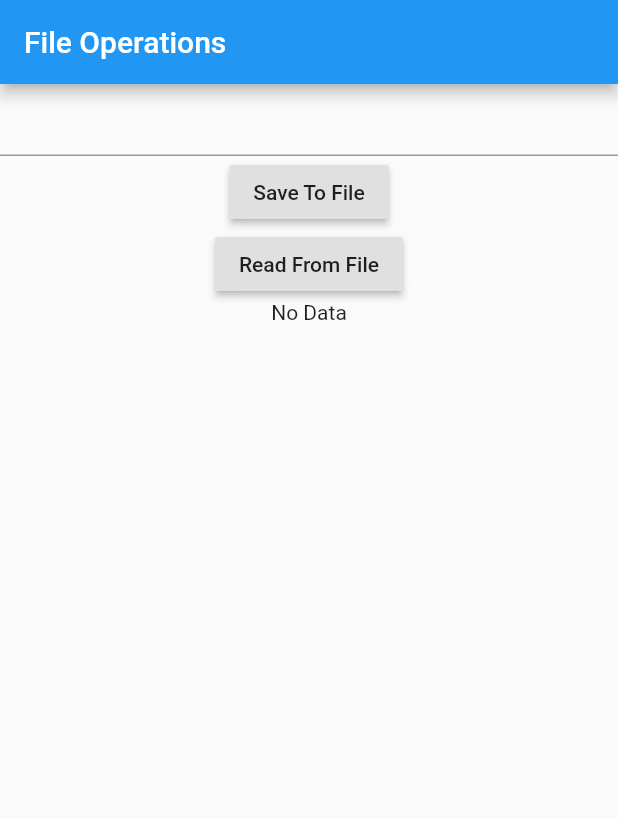
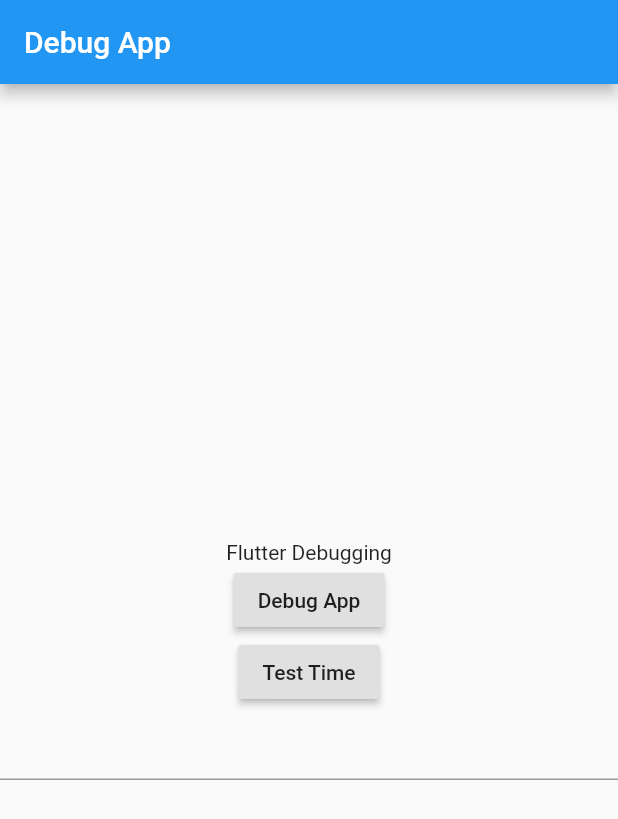
Before and after one commit to william-waiyanhtat/flutter_bloc_sample, a Flutter app: the screen it shows after launch, on a phone screen of 412 x 824 dp. Shown: the top 819 px of the screen. Run offline on Flutter 3.47's test engine with Material 2 defaults, Android fonts, the phone set to English and light mode, and no system bars.

Commit message:
Flutterdebugging

```diff
--- /dev/null
+++ b/FlutterTutorialProjects/flutter_demo1/lib/debug/debug_app.dart
@@ -0,0 +1,62 @@
+import 'package:flutter/material.dart';
+import 'dart:developer';
+
+class DebugAppScene extends StatefulWidget {
+  DebugAppScene() : super();
+
+  final String title = "Debug App";
+
+  @override
+  _DebugAppSceneState createState() => _DebugAppSceneState();
+}
+
+class _DebugAppSceneState extends State<DebugAppScene> {
+  demoFunction(String value) {
+    print("This is a test function " + value);
+    debugger();
+    print("test");
+    debugDumpApp();
+  }
+
+  testTime(){
+    int num = 0;
+    Timeline.startSync('interesting function');
+    for(int i = 0; i < 1000; i++){
+      num++;
+    }
+    print('Num $num');
+    Timeline.finishSync();
+  }
+
+  @override
+  Widget build(BuildContext context) {
+    return Scaffold(
+      appBar: AppBar(
+        title: Text(widget.title),
+      ),
+      body: Center(
+        child: Column(
+          mainAxisAlignment: MainAxisAlignment.center,
+          children: <Widget>[
+            Text(
+              "Flutter Debugging",
+            ),
+            RaisedButton(
+              child: Text("Debug App"),
+              onPressed: () {
+                demoFunction('Hello');
+              },
+            ),
+            RaisedButton(
+              child: Text("Test Time"),
+              onPressed: () {
+                testTime();
+              },
+            ),
+            TextField()
+          ],
+        ),
+      ),
+    );
+  }
+}
--- a/FlutterTutorialProjects/flutter_demo1/lib/main.dart
+++ b/FlutterTutorialProjects/flutter_demo1/lib/main.dart
@@ -1,18 +1,31 @@
 import 'package:flutter/material.dart';
-import 'package:flutter_demo1/file_operations/file_operations.dart';
+import 'package:flutter/rendering.dart';
+import 'package:flutter_demo1/debug/debug_app.dart';
+import 'package:flutter/scheduler.dart';
 
-void main() => runApp(MyApp());
+void main() {
+  // You can also debug a layout problem visually, by setting debugPaintSizeEnabled to true.
+  // debugPaintSizeEnabled = true;
+  // Debugging animations
+  // timeDilation = 50.0;
+  // debugPaintPointersEnabled = true;
+  debugPrintBeginFrameBanner = true;
+  debugPaintLayerBordersEnabled = true;
+  runApp(MyApp());
+}
 
 class MyApp extends StatelessWidget {
   // This widget is the root of your application.
   @override
   Widget build(BuildContext context) {
     return MaterialApp(
+      //showPerformanceOverlay:true,
+      //debugShowMaterialGrid: true,
       title: 'Flutter Demo',
       theme: ThemeData(
         primarySwatch: Colors.blue,
       ),
-      home: FileOperationsScreen(),
+      home: DebugAppScene(),
     );
   }
 }
```
Also changed, not shown: FlutterTutorialProjects/flutter_demo1/flutter_01.png (added).
